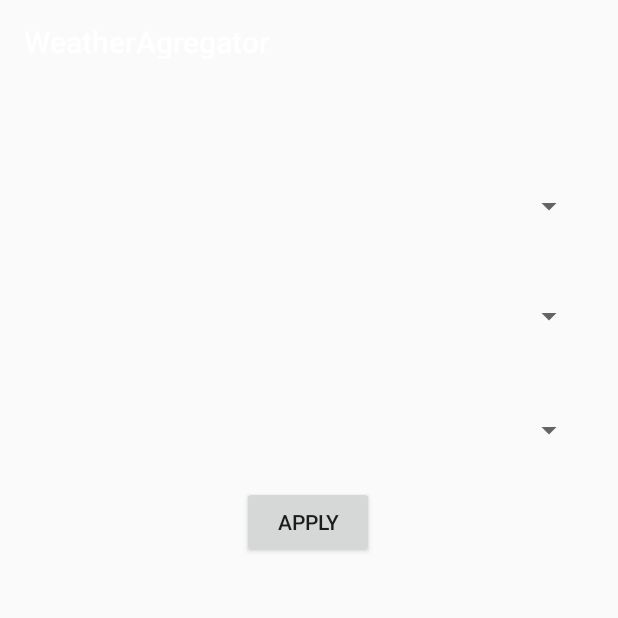
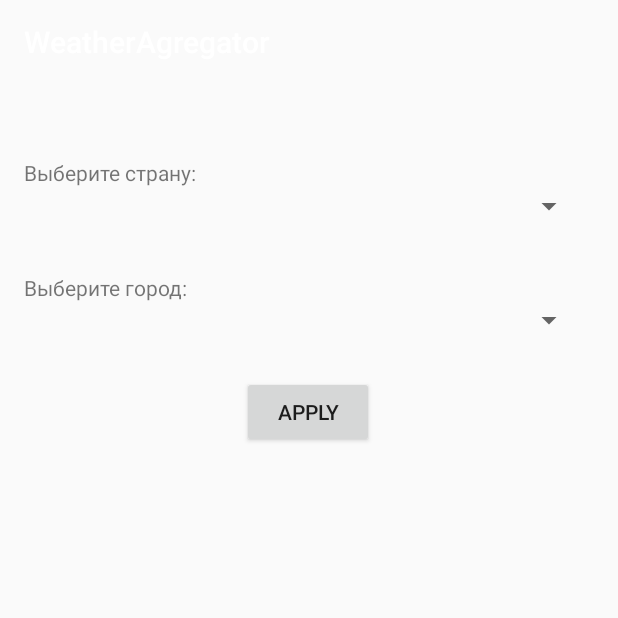
Before and after one commit to Mazle/WeatherAgregator, an Android app: the screen it shows after launch (PlaceSelection), after a tap on "TextView", on a phone screen of 412 x 824 dp, the top half of it. Run offline under Robolectric (Android 15) with nearby library versions, the phone set to English and light mode, and no system bars; 2 statements that could not run were skipped.

Commit message:
some bugs fixed

```diff
--- a/app/src/main/java/com/example/palibinfamily/weatheragregator/Presenter/MainActivityPresenter.java
+++ b/app/src/main/java/com/example/palibinfamily/weatheragregator/Presenter/MainActivityPresenter.java
@@ -109,6 +109,7 @@ public class MainActivityPresenter implements WeatherAsyncLoaderClallbackListene
     //todo Внедрить зависимости выдачи в активити от Локализации, Выбранных параметров отображения погоды, языка
     public void downloadWeatherValues(int daysAmount) {
         //Парсим сайты, выбранные в настройках
+        Log.d(TAG, "downloadWeatherValues");
         initContentList(daysAmount);
         //усредняем результаты
         getAverageValuesFromAllSnapshotsByDates(contentMapFromSites);
@@ -243,6 +244,7 @@ public class MainActivityPresenter implements WeatherAsyncLoaderClallbackListene
         if (view != null) {
             try {
                 view.updateLocation(newLocation);
+                Log.d(TAG, "updateLocation:view");
             }catch (Exception e){
                 Log.d(TAG, "updateLocation: no view");
             }
--- a/app/src/main/java/com/example/palibinfamily/weatheragregator/Presenter/TipGenerator.java
+++ b/app/src/main/java/com/example/palibinfamily/weatheragregator/Presenter/TipGenerator.java
@@ -141,7 +141,7 @@ public class TipGenerator {
                 matchedTips.add(item.text);
             }
         }
-        String result = "=)";
+        String result = "";
         Random random = new Random();
         try{
             result = matchedTips.get(random.nextInt(matchedTips.size()));
--- a/app/src/main/java/com/example/palibinfamily/weatheragregator/View/MainActivity/Activities/CustomViews/DaysBar.java
+++ b/app/src/main/java/com/example/palibinfamily/weatheragregator/View/MainActivity/Activities/CustomViews/DaysBar.java
@@ -155,9 +155,13 @@ public class DaysBar extends View {
                     setTextSizeForWidth(paint, (width / 14), "12");
                     setTextSizeForWidth(paintSmallBlur, (width / 14), "12");
 
-                    canvas.drawText("" + snap.getTemperature(), (width / 7) * (i) + 25, (float) (height * 0.45), paintSmallBlur);
-                    canvas.drawText("" + snap.getTemperature(), (width / 7) * (i) + 25, (float) (height * 0.45), paint);
+                    int temperature = snap.getTemperature();
 
+                    if ((temperature > -100)&&(temperature < 100)) {
+
+                        canvas.drawText("" + temperature, (width / 7) * (i) + 25, (float) (height * 0.45), paintSmallBlur);
+                        canvas.drawText("" + temperature, (width / 7) * (i) + 25, (float) (height * 0.45), paint);
+                    }
                     canvas.drawText("" + ViewHelpers.days[dayOfWeek], (width / 7) * (i) + (width / 28), (float) (height * 0.65), paintSmallBlur);
                     canvas.drawText("" + ViewHelpers.days[dayOfWeek], (width / 7) * (i) + (width / 28), (float) (height * 0.65), paint);
 
@@ -168,13 +172,37 @@ public class DaysBar extends View {
         }
     }
 
+    private int measureDimension(int desiredSize, int measureSpec) {
+        int result;
+        int specMode = MeasureSpec.getMode(measureSpec);
+        int specSize = MeasureSpec.getSize(measureSpec);
+
+        if (specMode == MeasureSpec.EXACTLY) {
+            result = specSize;
+        } else {
+            result = desiredSize;
+            if (specMode == MeasureSpec.AT_MOST) {
+                result = Math.min(result, specSize);
+            }
+        }
+
+        if (result < desiredSize){
+            Log.e("ChartView", "The view is too small, the content might get cut");
+        }
+        return result;
+    }
+
     @Override
     protected void onMeasure(int widthMeasureSpec, int heightMeasureSpec) {
         super.onMeasure(widthMeasureSpec, heightMeasureSpec);
-//        this.width = widthMeasureSpec;
-//        this.height = 100;
-        Log.d(TAG,"width : " + width);
-        setMeasuredDimension(widthMeasureSpec,300);
+        Log.d(TAG,"width : ");
+        Log.v("Chart onMeasure w", MeasureSpec.toString(widthMeasureSpec));
+        Log.v("Chart onMeasure h", MeasureSpec.toString(heightMeasureSpec));
+
+        int desiredWidth = getSuggestedMinimumWidth() + getPaddingLeft() + getPaddingRight();
+        int desiredHeight = getSuggestedMinimumHeight() + getPaddingTop() + getPaddingBottom();
+
+        setMeasuredDimension(measureDimension(desiredWidth, widthMeasureSpec), (int) (0.416 * measureDimension(desiredWidth, widthMeasureSpec)));
     }
 
     @Override
--- a/app/src/main/java/com/example/palibinfamily/weatheragregator/View/MainActivity/MainActivity.java
+++ b/app/src/main/java/com/example/palibinfamily/weatheragregator/View/MainActivity/MainActivity.java
@@ -166,20 +166,20 @@ public class MainActivity extends AppCompatActivity implements WeatherView, View
 
 //        daysBar.setWeatherDtata(weatherList);
 
-        Geocoder geocoder = new Geocoder(getApplicationContext(),Locale.getDefault());
-        List<Address> addresses = new ArrayList<>();
-        try {
-            addresses = geocoder.getFromLocation(54.3147081,48.3618814,5);//uln
-//            addresses = geocoder.getFromLocation(54.6086886,48.9230989,5);
-        } catch (IOException e) {
-            e.printStackTrace();
-        }
-
-        String res = addresses.get(0).getLocality() + " " + addresses.get(0).getAdminArea() + " " + addresses.get(0).getCountryName() ;
+//        Geocoder geocoder = new Geocoder(getApplicationContext(),Locale.getDefault());
+//        List<Address> addresses = new ArrayList<>();
+//        try {
+//            addresses = geocoder.getFromLocation(54.3147081,48.3618814,5);//uln
+////            addresses = geocoder.getFromLocation(54.6086886,48.9230989,5);
+//        } catch (IOException e) {
+//            e.printStackTrace();
+//        }
+//
+//        String res = addresses.get(0).getLocality() + " " + addresses.get(0).getAdminArea() + " " + addresses.get(0).getCountryName() ;
 //        for (Address a:addresses){
 //            res += a.getLocality();
 //        }
-        Log.d(LOG_TAG, "Geocoder: " + res);
+//        Log.d(LOG_TAG, "Geocoder: " + res);
 
         Log.d(LOG_TAG, "MainActivity created");
     }
@@ -293,6 +293,8 @@ public class MainActivity extends AppCompatActivity implements WeatherView, View
         if (mainView != null) {
             mainView.postInvalidate();
         }
+        mViewPager = (ViewPager) findViewById(R.id.container);
+        mViewPager.getAdapter().notifyDataSetChanged();
     }
 
     @Override
@@ -311,6 +313,12 @@ public class MainActivity extends AppCompatActivity implements WeatherView, View
      * one of the sections/tabs/pages.
      */
     public class SectionsPagerAdapter extends FragmentPagerAdapter {
+
+        @Override
+        public int getItemPosition(Object object) {
+            // POSITION_NONE makes it possible to reload the PagerAdapter
+            return POSITION_NONE;
+        }
 
         public SectionsPagerAdapter(FragmentManager fm) {
             super(fm);
@@ -350,4 +358,15 @@ public class MainActivity extends AppCompatActivity implements WeatherView, View
         }
         super.onDestroy();
     }
+
+    @Override
+    protected void onResume() {
+        super.onResume();
+        try {
+            presenter.downloadWeatherValues(7);
+        }catch (Exception e){
+
+        }
+        Log.d(LOG_TAG, "onResume");
+    }
 }
--- a/app/src/main/res/layout/activity_place_selection.xml
+++ b/app/src/main/res/layout/activity_place_selection.xml
@@ -24,6 +24,7 @@
         android:layout_marginEnd="8dp"
         android:layout_marginStart="8dp"
         android:layout_marginTop="49dp"
+        android:visibility="gone"
         app:layout_constraintEnd_toEndOf="parent"
         app:layout_constraintStart_toStartOf="parent"
         app:layout_constraintTop_toBottomOf="@+id/spinner" />
@@ -52,4 +53,28 @@
         app:layout_constraintStart_toStartOf="parent"
         app:layout_constraintTop_toBottomOf="@+id/spinner3" />
 
+    <TextView
+        android:id="@+id/textView3"
+        android:layout_width="wrap_content"
+        android:layout_height="wrap_content"
+        android:layout_marginBottom="1dp"
+        android:layout_marginStart="16dp"
+        android:layout_marginTop="49dp"
+        android:text="Выберите страну:"
+        app:layout_constraintBottom_toTopOf="@+id/spinner"
+        app:layout_constraintStart_toStartOf="parent"
+        app:layout_constraintTop_toTopOf="parent" />
+
+    <TextView
+        android:id="@+id/textView4"
+        android:layout_width="wrap_content"
+        android:layout_height="wrap_content"
+        android:layout_marginBottom="1dp"
+        android:layout_marginStart="16dp"
+        android:layout_marginTop="33dp"
+        android:text="Выберите город:"
+        app:layout_constraintBottom_toTopOf="@+id/spinner3"
+        app:layout_constraintStart_toStartOf="parent"
+        app:layout_constraintTop_toBottomOf="@+id/spinner" />
+
 </android.support.constraint.ConstraintLayout>
```
Also changed, not shown: app/src/main/java/com/example/palibinfamily/weatheragregator/Model/DAO/ParserDAO/ParserHandler.java (+88 -87 lines), app/src/main/java/com/example/palibinfamily/weatheragregator/Model/DAO/ParserDAO/Parsers/ConfigHelpers.java (+82 -0 lines), app/src/main/java/com/example/palibinfamily/weatheragregator/View/MainActivity/Activities/CustomViews/MainView.java (+10 -7 lines), app/src/main/java/com/example/palibinfamily/weatheragregator/View/MainActivity/Activities/MainScreen.java (+6 -2 lines).
